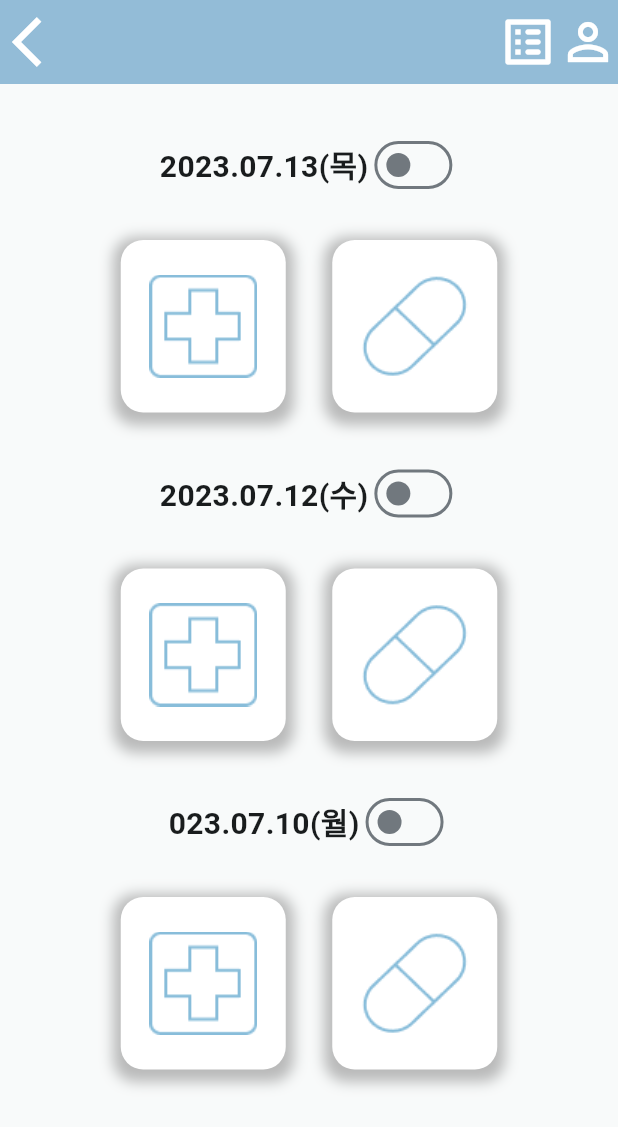
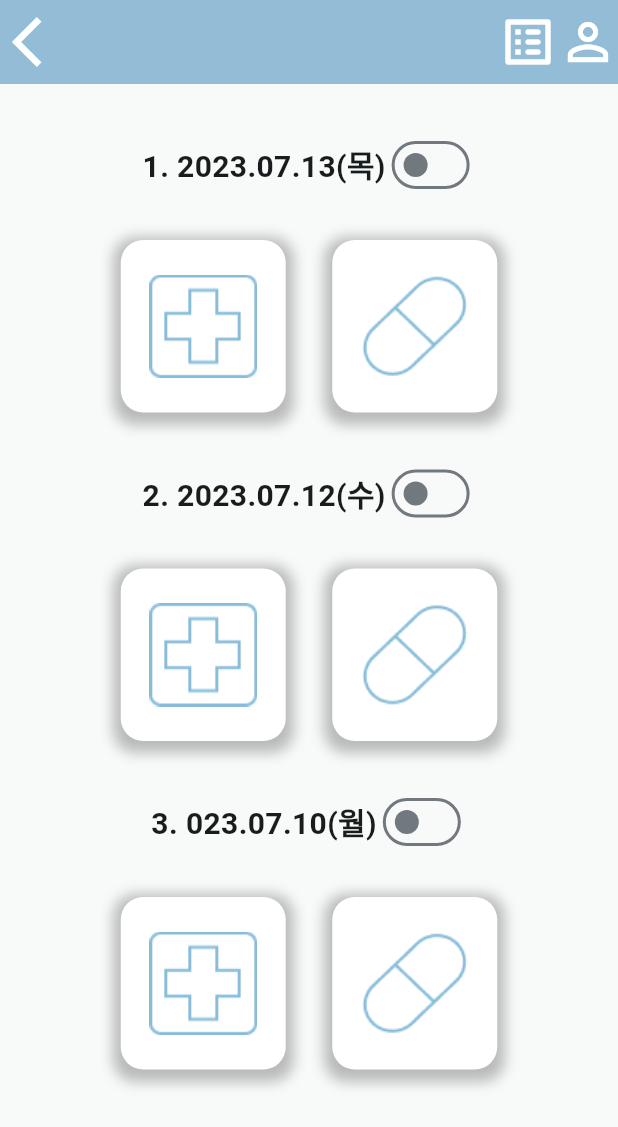
Before and after one commit to majink/bottomNavi, a Flutter app: the MyPage screen opened directly, on a phone screen of 412 x 824 dp. Shown: the top 1127 px of the screen. Run offline on Flutter 3.47's test engine with Material 2 defaults, Android fonts, the phone set to English and light mode, and no system bars; our stand-ins replace flutter_native_splash, font_awesome_flutter.

Commit message:
add mypage

```diff
--- a/lib/mypage.dart
+++ b/lib/mypage.dart
@@ -63,7 +63,7 @@ class _MyPageState extends State<MyPage> {
                     mainAxisAlignment: MainAxisAlignment.center,
                     children: [
                       Text(
-                        dateData[index]["date"],
+                        '${index + 1}. ' + dateData[index]["date"],
                         style: TextStyle(
                             fontSize: 20,
                             fontWeight: FontWeight.bold
```
